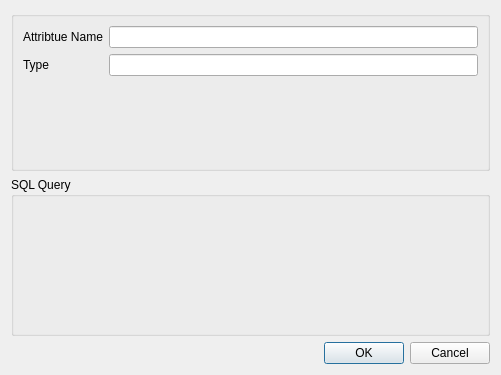
This is DynaMind-GDALModules/src/standard/guisqlcalculator.ui in iut-ibk/DynaMind-ToolBox as Qt 5 draws it before an edit. The edited form follows.
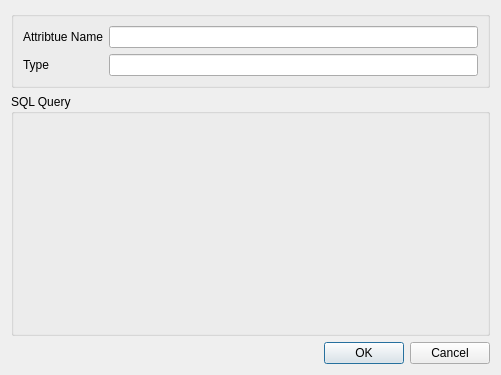
This is the edited form.

The edit to the form file:
```diff
--- a/DynaMind-GDALModules/src/standard/guisqlcalculator.ui
+++ b/DynaMind-GDALModules/src/standard/guisqlcalculator.ui
@@ -20,15 +20,15 @@
    <item>
     <widget class="QGroupBox" name="groupBox">
      <property name="sizePolicy">
-      <sizepolicy hsizetype="Preferred" vsizetype="Preferred">
+      <sizepolicy hsizetype="Preferred" vsizetype="MinimumExpanding">
        <horstretch>0</horstretch>
-       <verstretch>10</verstretch>
+       <verstretch>0</verstretch>
       </sizepolicy>
      </property>
      <property name="title">
       <string/>
      </property>
-     <layout class="QFormLayout" name="formLayout">
+     <layout class="QGridLayout" name="gridLayout">
       <item row="0" column="0">
        <widget class="QLabel" name="label">
         <property name="text">
```
Left out of the diff: 3 changed lines with no effect on the pictures.
